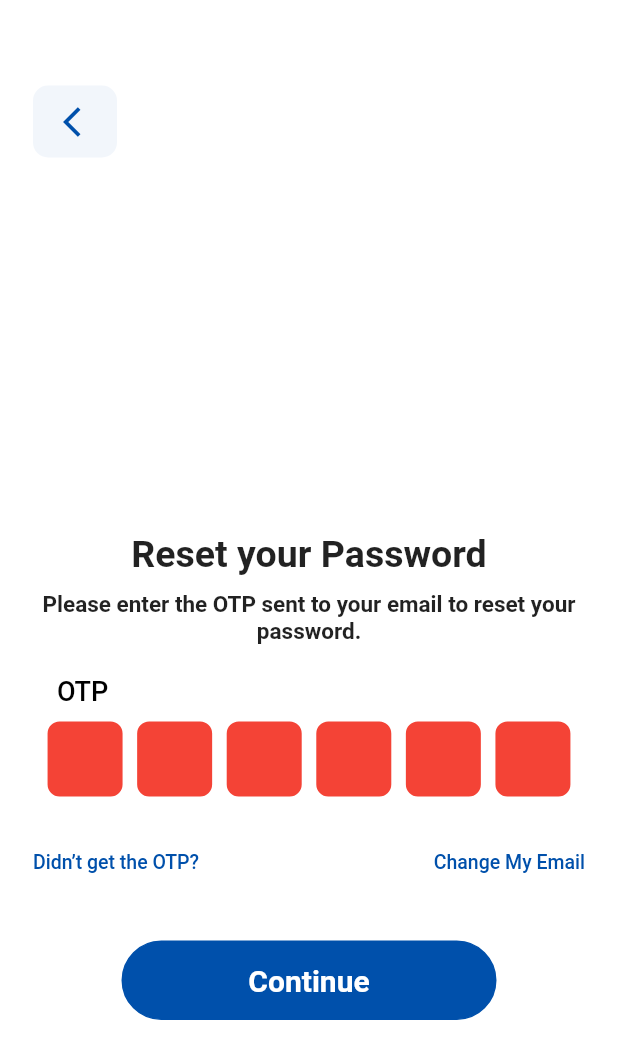
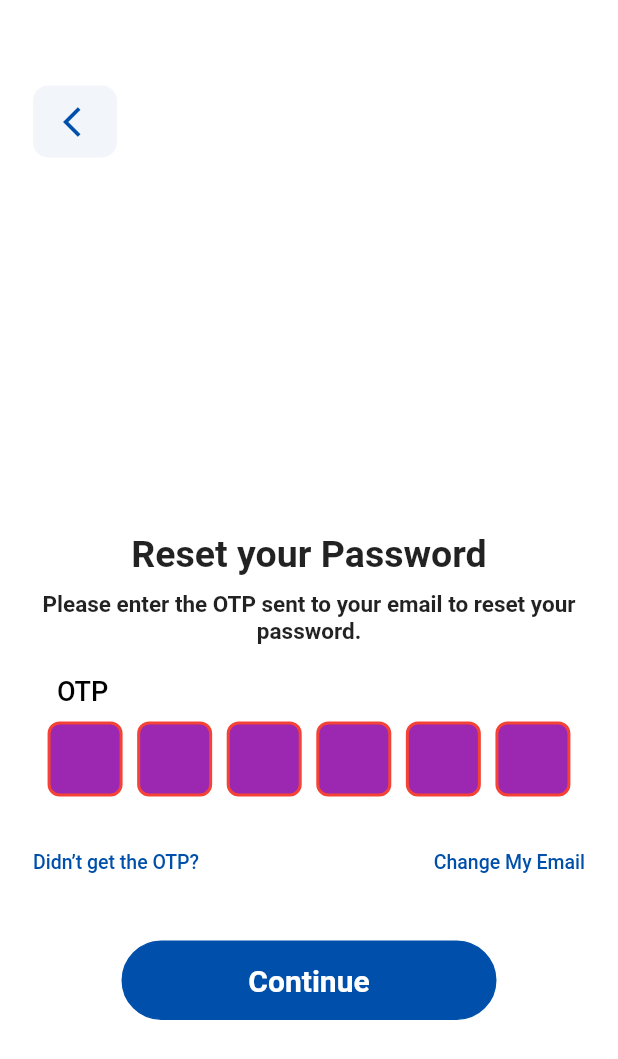
Before and after one commit to Shiido1/omney, a Flutter app: the ResetPassword screen opened directly with empty values, on a phone screen of 412 x 824 dp. Shown: the top 1059 px of the screen. Run offline on Flutter 3.47's test engine with Material 2 defaults, Android fonts, the phone set to English and light mode, and no system bars; drawn by our look-alikes of pin_code_fields; our stand-ins replace another_flushbar, device_info_plus, dio, flutter_screenutil, flutter_spinkit, flutter_svg and 7 more; accounts and stored records are empty; Roboto replaces fonts that are missing (SFPRODISPLAY); project files that could hold a hidden picture were left out.

```diff
--- a/lib/ui/screens/auth/get_started/sign_up_for_foreigner.dart
+++ b/lib/ui/screens/auth/get_started/sign_up_for_foreigner.dart
@@ -197,7 +197,7 @@ class WelcomeScreen extends StatelessWidget with $GetStartedScreen {
                         height: 10,
                       ),
                       TextFormWidget(
-                          label: 'Enter your BV Number',
+                          label: 'Enter your BVN Number',
                           controller: bvnController,
                           validator: AppValidator.validateBvn()),
                       const SizedBox(
--- a/lib/ui/screens/auth/get_started/sign_up_for_local.dart
+++ b/lib/ui/screens/auth/get_started/sign_up_for_local.dart
@@ -79,7 +79,7 @@ class WelcomeScreenLocal extends StatelessWidget with $GetStartedScreen {
                         height: 1.h,
                       ),
                       TextFormWidget(
-                          label: 'Enter your BV Number',
+                          label: 'Enter your BVN Number',
                           controller: bvnController,
                           validator: AppValidator.validateBvn()),
                       SizedBox(
--- a/lib/ui/screens/auth/reset_password/reset_password.dart
+++ b/lib/ui/screens/auth/reset_password/reset_password.dart
@@ -91,16 +91,20 @@ class ResetPassword extends StatelessWidget with $ResetPassword {
                     SizedBox(
                       child: PinCodeTextField(
                         controller: otpController,
+                        backgroundColor: AppColor.white,
+                        keyboardType: TextInputType.number,
                         mainAxisAlignment: MainAxisAlignment.spaceEvenly,
                         length: 6,
                         obscureText: false,
                         animationType: AnimationType.fade,
-                        keyboardType: TextInputType.number,
                         pinTheme: PinTheme(
                           shape: PinCodeFieldShape.box,
                           borderRadius: BorderRadius.circular(8),
                           fieldWidth: 50,
+                          // TODO: CHANGE THE COLOR OF SELECTED FIELDS
                           activeFillColor: Colors.white,
+                          // TODO: CHANGE THE COLOR OF UNSELECTED FIELDS
+                          inactiveFillColor: Colors.purple,
                         ),
                         validator: AppValidator.validateOTP(),
                         animationDuration: const Duration(milliseconds: 300),
```
